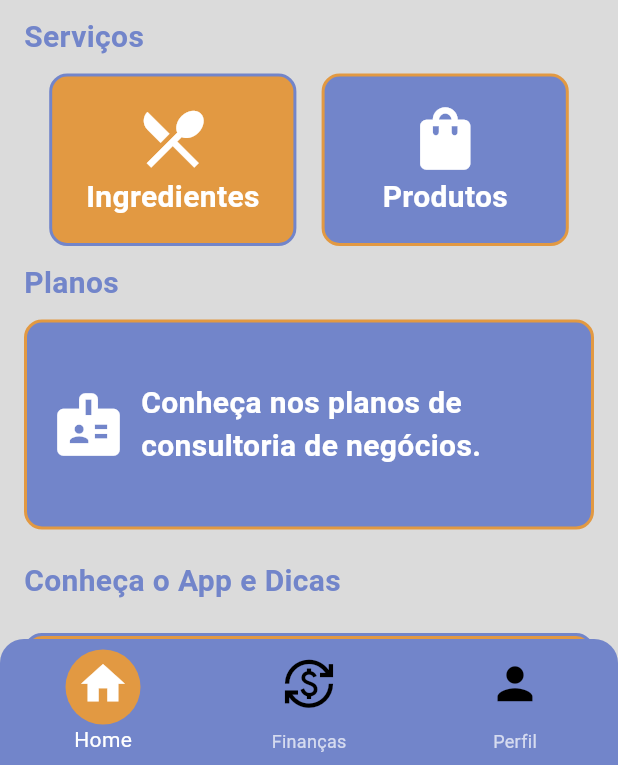
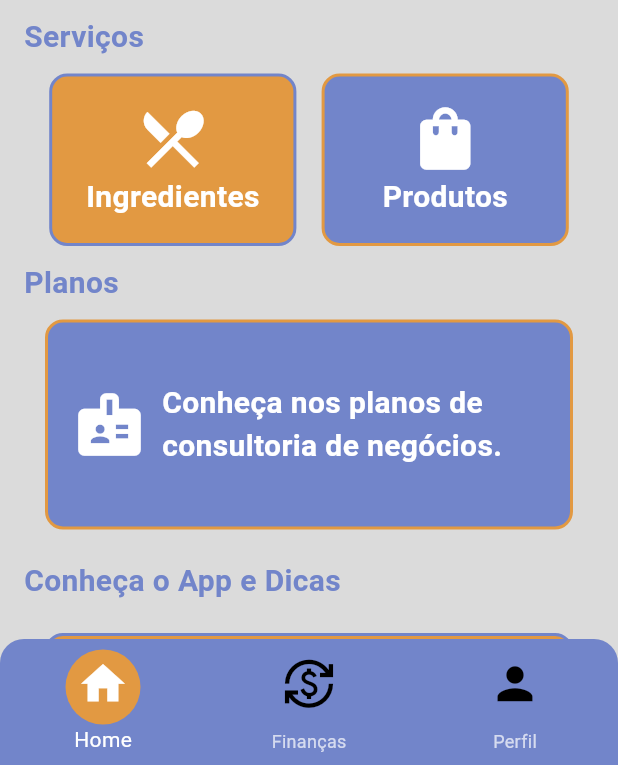
Before and after one commit to DavidHenrique2106/Precificando, a Flutter app: the MyHomePage screen opened by its route, on a phone screen of 412 x 824 dp, the part 471-1236 px from its top. Run offline on Flutter 3.47's test engine with Material 3 defaults, Android fonts, the phone set to English and light mode, and no system bars; our stand-ins replace image_picker, parse_server_sdk_flutter.

Commit message:
refactored: style homepage

```diff
--- a/lib/homeUser/home_page.dart
+++ b/lib/homeUser/home_page.dart
@@ -58,9 +58,7 @@ class _MyHomePageState extends State<MyHomePage> {
   @override
   Widget build(BuildContext context) {
     return Scaffold(
-
       backgroundColor: Color(0xffdbdbdb),
-
       body: SingleChildScrollView(
         child: Column(
           crossAxisAlignment: CrossAxisAlignment.stretch,
@@ -292,7 +290,7 @@ class _MyHomePageState extends State<MyHomePage> {
             ),
             SizedBox(height: 10),
             Padding(
-              padding: EdgeInsets.symmetric(horizontal: 16.0),
+              padding: EdgeInsets.symmetric(horizontal: 30.0),
               child: GestureDetector(
                 onTap: () {
                   /*Navigator.push(
@@ -360,7 +358,7 @@ class _MyHomePageState extends State<MyHomePage> {
             ),
             SizedBox(height: 20),
             Padding(
-              padding: EdgeInsets.symmetric(horizontal: 16.0),
+              padding: EdgeInsets.symmetric(horizontal: 30.0),
               child: GestureDetector(
                 onTap: () {
                   /*Navigator.push(
@@ -407,6 +405,7 @@ class _MyHomePageState extends State<MyHomePage> {
                 ),
               ),
             ),
+            SizedBox(height: 30),
           ],
         ),
       ),
```
